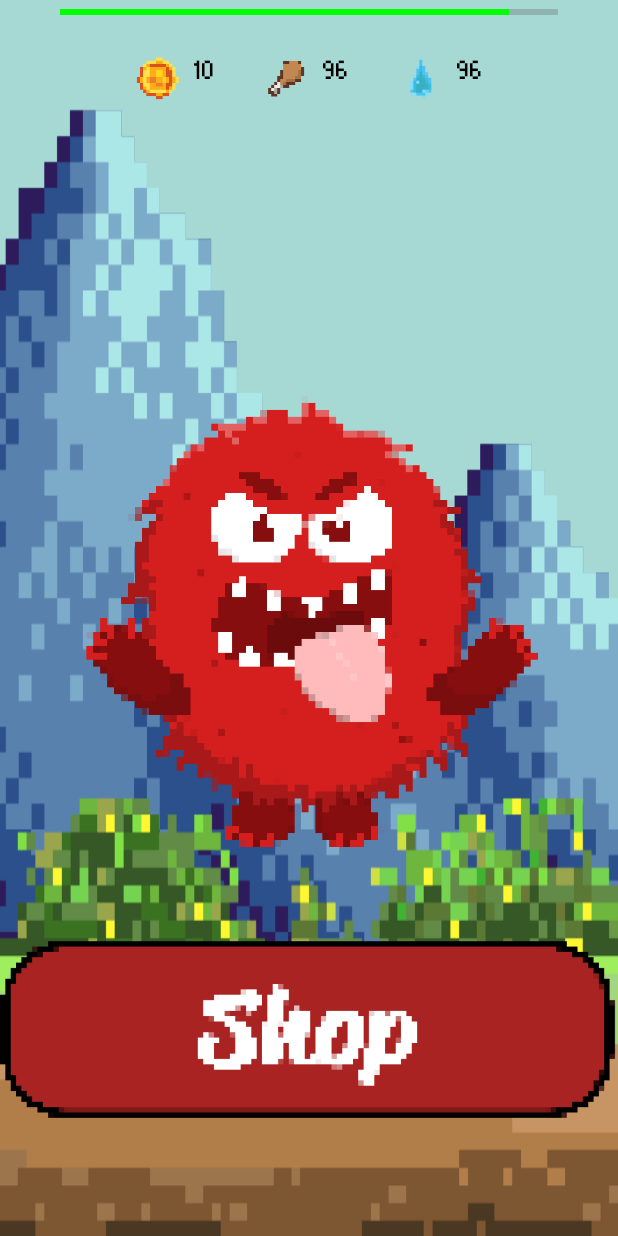
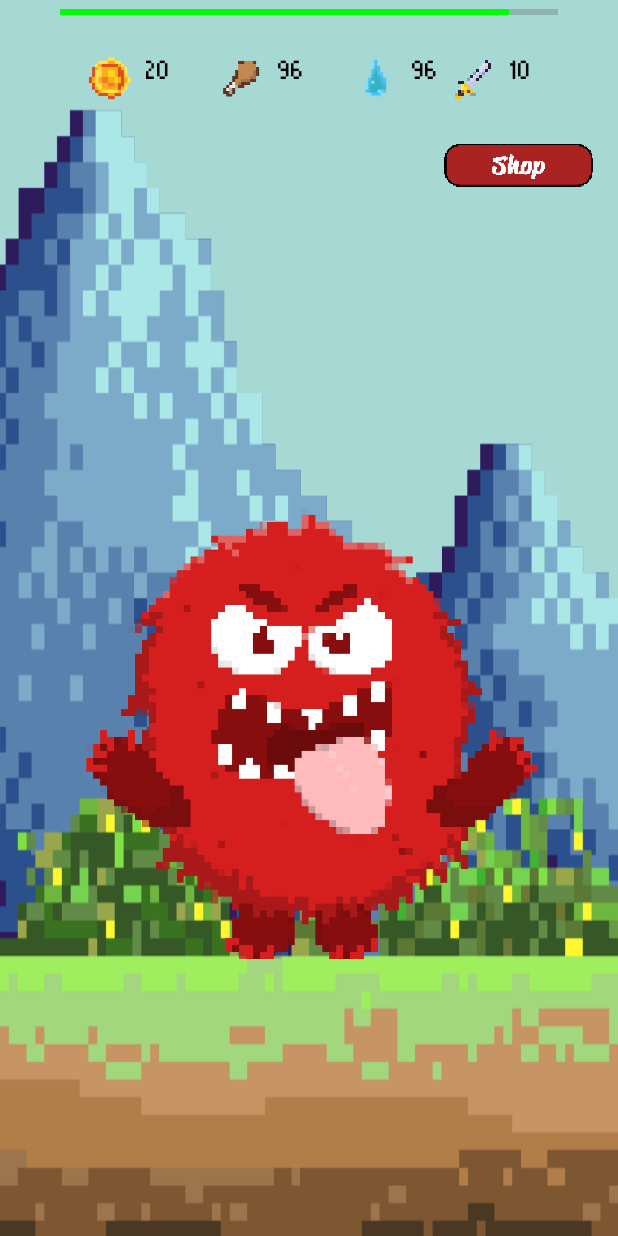
Before and after one commit to TonYacapin/MonsterClicker, an Android app: the screen it shows after launch (MainActivity), after a tap on an icon or button, on a phone screen of 412 x 824 dp. Run offline under Robolectric (Android 15) with nearby library versions, the light colour scheme and no system bars.

Commit message:
Added Attack Damage

```diff
--- a/app/src/main/java/com/example/monterclicker/DBHelper.java
+++ b/app/src/main/java/com/example/monterclicker/DBHelper.java
@@ -1,6 +1,8 @@
 package com.example.monterclicker;
 
+import android.content.ContentValues;
 import android.content.Context;
+import android.database.Cursor;
 import android.database.sqlite.SQLiteDatabase;
 import android.database.sqlite.SQLiteOpenHelper;
 
@@ -20,7 +22,8 @@ public class DBHelper extends SQLiteOpenHelper {
                 "id INTEGER PRIMARY KEY, " +
                 "coins INTEGER, " +
                 "hunger INTEGER, " +
-                "thirst INTEGER)");
+                "thirst INTEGER, " +
+                "damage INTEGER)");
 
         // Create items table
         db.execSQL("CREATE TABLE items (" +
@@ -44,11 +47,10 @@ public class DBHelper extends SQLiteOpenHelper {
                 "new_power INTEGER)");
 
         // Insert initial data into user table
-        db.execSQL("INSERT INTO user (id, coins, hunger, thirst) VALUES (1, 0, 100, 100)");
+        db.execSQL("INSERT INTO user (id, coins, hunger, thirst, damage) VALUES (1, 0, 100, 100, 10)");
 
         // Insert initial data into items table
-        db.execSQL("INSERT INTO items (name, cost, type) VALUES ('Sword', 100, 'weapon_upgrade')");
-        db.execSQL("INSERT INTO items (name, cost, type) VALUES ('Shield', 150, 'weapon_upgrade')");
+        db.execSQL("INSERT INTO items (name, cost, type) VALUES ('Sword', 100, 'weapon_upgrade')");;
         db.execSQL("INSERT INTO items (name, cost, type) VALUES ('Food', 50, 'food')");
         db.execSQL("INSERT INTO items (name, cost, type) VALUES ('Water', 30, 'water')");
 
@@ -69,16 +71,58 @@ public class DBHelper extends SQLiteOpenHelper {
         onCreate(db);
     }
 
-    // Method to upgrade a weapon
-    public void upgradeWeapon(int weaponId, int newLevel, int newPower, int cost) {
-        SQLiteDatabase db = this.getWritableDatabase();
-        db.execSQL("UPDATE weapons SET level = ?, power = ? WHERE id = ?", new Object[]{newLevel, newPower, weaponId});
-        db.execSQL("UPDATE user SET coins = coins - ? WHERE id = 1", new Object[]{cost});
+    public int getWeaponPower(int weaponId) {
+        SQLiteDatabase db = this.getReadableDatabase();
+        Cursor cursor = db.rawQuery("SELECT power FROM weapons WHERE id = ?", new String[]{String.valueOf(weaponId)});
+        int power = 0;
+        if (cursor != null && cursor.moveToFirst()) {
+            power = cursor.getInt(cursor.getColumnIndexOrThrow("power"));
+            cursor.close();
+        }
+        return power;
     }
 
-    // Method to update hunger and thirst levels
+    public WeaponUpgrade getWeaponUpgrade() {
+        SQLiteDatabase db = this.getReadableDatabase();
+        Cursor cursor = db.rawQuery("SELECT cost, new_level, new_power FROM weapon_upgrades WHERE id = 1", null);
+        WeaponUpgrade upgrade = null;
+        if (cursor != null && cursor.moveToFirst()) {
+            int cost = cursor.getInt(cursor.getColumnIndexOrThrow("cost"));
+            int newLevel = cursor.getInt(cursor.getColumnIndexOrThrow("new_level"));
+            int newPower = cursor.getInt(cursor.getColumnIndexOrThrow("new_power"));
+            upgrade = new WeaponUpgrade(1, cost, newLevel, newPower); // Assuming WeaponUpgrade constructor requires an ID
+            cursor.close();
+        }
+        return upgrade;
+    }
+
+    public void upgradeWeapon(int newPower) {
+        SQLiteDatabase db = this.getWritableDatabase();
+        ContentValues values = new ContentValues();
+        values.put("power", newPower);
+        db.update("weapons", values, "id = 1", null); // Assuming the weapon ID is always 1
+    }
+
     public void updateHungerThirst(int hunger, int thirst) {
         SQLiteDatabase db = this.getWritableDatabase();
         db.execSQL("UPDATE user SET hunger = ?, thirst = ? WHERE id = 1", new Object[]{hunger, thirst});
     }
+
+    public void updateUserDamage(int newDamage) {
+        SQLiteDatabase db = this.getWritableDatabase();
+        ContentValues values = new ContentValues();
+        values.put("damage", newDamage);
+        db.update("user", values, "id = ?", new String[]{String.valueOf(1)});
+    }
+
+    public int getUserDamage() {
+        SQLiteDatabase db = this.getReadableDatabase();
+        Cursor cursor = db.rawQuery("SELECT damage FROM user WHERE id = 1", null);
+        int damage = 0;
+        if (cursor != null && cursor.moveToFirst()) {
+            damage = cursor.getInt(cursor.getColumnIndexOrThrow("damage"));
+            cursor.close();
+        }
+        return damage;
+    }
 }
--- a/app/src/main/java/com/example/monterclicker/MainActivity.java
+++ b/app/src/main/java/com/example/monterclicker/MainActivity.java
@@ -25,14 +25,18 @@ public class MainActivity extends AppCompatActivity {
     private TextView hungerTextView;
     private TextView thirstTextView;
     private TextView attackIndicatorTextView;
-    private int monsterHealth = 100; // Initial monster health
+    private TextView damageIndicatorTextView;
+    private int monsterHealth;
     private int currentMonster = 1;
     private int coins;
-    private int hunger = 100; // Initial hunger level
-    private int thirst = 100; // Initial thirst level
+    private int hunger = 100;
+    private int thirst = 100;
     private SQLiteDatabase db;
     private MediaPlayer bgMediaPlayer;
     private MediaPlayer dieMediaPlayer;
+    private int baseMonsterHealth = 100;
+    private int baseMonsterCoins = 10;
+    private int weaponDamage = 10;
 
     @Override
     protected void onCreate(Bundle savedInstanceState) {
@@ -45,48 +49,47 @@ public class MainActivity extends AppCompatActivity {
         hungerTextView = findViewById(R.id.hungerTextView);
         thirstTextView = findViewById(R.id.thirstTextView);
         attackIndicatorTextView = findViewById(R.id.attackIndicatorTextView);
+        damageIndicatorTextView = findViewById(R.id.damageIndicatorTextView);
 
         ImageView shopButton = findViewById(R.id.shopButton);
 
-        // Load pixelated font
         Typeface pixelFont = ResourcesCompat.getFont(this, R.font.pixelated_font);
         coinTextView.setTypeface(pixelFont);
         hungerTextView.setTypeface(pixelFont);
         thirstTextView.setTypeface(pixelFont);
         attackIndicatorTextView.setTypeface(pixelFont);
+        damageIndicatorTextView.setTypeface(pixelFont);
 
         DBHelper dbHelper = new DBHelper(this);
         db = dbHelper.getWritableDatabase();
 
-        loadGame(); // Load game data including coins, hunger, and thirst
-        updateMonsterHealthBar();
+        loadGame();
+        updateMonsterStats();
         updateHungerThirst();
 
-        // Start playing background music
         bgMediaPlayer = MediaPlayer.create(this, R.raw.bgmusic);
         bgMediaPlayer.setLooping(true);
         bgMediaPlayer.start();
 
-        // Initialize MediaPlayer for monster die sound
         dieMediaPlayer = MediaPlayer.create(this, R.raw.monsterdie);
 
-        // Load the shrink animation
         final Animation shrinkAnimation = AnimationUtils.loadAnimation(this, R.anim.shrink);
 
         monsterImage.setOnClickListener(new View.OnClickListener() {
             @Override
             public void onClick(View v) {
-                monsterImage.startAnimation(shrinkAnimation); // Start the animation
-                monsterHealth -= 10; // Decrease health by 10 on each click
-                addCoins(10); // Base amount is 5 coins
+                monsterImage.startAnimation(shrinkAnimation);
+                int damage = dbHelper.getUserDamage(); // Get damage from user
+                monsterHealth -= damage;
+                addCoins(10);
                 if (monsterHealth <= 0) {
                     playMonsterDieSound();
-                    spawnNextMonster();
-                    addCoins(20); // Example: add 20 coins for defeating a monster
+                    handleProgression(); // Handle progression when monster is defeated
                 }
                 updateMonsterHealthBar();
-                updateHungerThirst(); // Decrease hunger and thirst with each click
+                updateHungerThirst();
                 updateAttackIndicator();
+                updateDamageIndicator(damage);
             }
         });
 
@@ -99,17 +102,44 @@ public class MainActivity extends AppCompatActivity {
         });
     }
 
+    private void updateDamageIndicator(int damage) {
+        damageIndicatorTextView.setText(String.valueOf(damage));
+    }
+    private void updateMonsterStats() {
+        monsterHealth = calculateMonsterHealth();
+        updateMonsterHealthBar();
+    }
+
+
+
     @Override
     protected void onResume() {
         super.onResume();
-        // Reload game data when returning to MainActivity
         loadGame();
+        if (bgMediaPlayer != null && !bgMediaPlayer.isPlaying()) {
+            bgMediaPlayer.start();
+        }
+    }
+
+    @Override
+    protected void onPause() {
+        super.onPause();
+        if (bgMediaPlayer != null && bgMediaPlayer.isPlaying()) {
+            bgMediaPlayer.pause();
+        }
+    }
+
+    @Override
+    protected void onStop() {
+        super.onStop();
+        if (bgMediaPlayer != null && bgMediaPlayer.isPlaying()) {
+            bgMediaPlayer.pause();
+        }
     }
 
     @Override
     protected void onDestroy() {
         super.onDestroy();
-        // Release MediaPlayer resources
         if (bgMediaPlayer != null) {
             bgMediaPlayer.release();
             bgMediaPlayer = null;
@@ -126,16 +156,30 @@ public class MainActivity extends AppCompatActivity {
         }
     }
 
+    private void handleProgression() {
+        spawnNextMonster();
+        updateMonsterStats();
+    }
+
     private void spawnNextMonster() {
         currentMonster++;
         if (currentMonster > 5) {
             currentMonster = 1;
         }
-        int monsterResId = getResources().getIdentifier("monster" + currentMonster, "drawable", getPackageName());
+        int monsterResId = getResources().getIdentifier("monster" +
+                currentMonster, "drawable", getPackageName());
         monsterImage.setImageResource(monsterResId);
-        monsterHealth = 100 * currentMonster; // Example: reset monster health
-        updateMonsterHealthBar(); // Update the monster health bar
-        Toast.makeText(this, "New monster spawned!", Toast.LENGTH_SHORT).show();
+        monsterHealth = calculateMonsterHealth();
+        updateMonsterHealthBar();
+
+    }
+
+    private int calculateMonsterHealth() {
+        return baseMonsterHealth * currentMonster * (weaponDamage / 10);
+    }
+
+    private int calculateMonsterCoins() {
+        return baseMonsterCoins * currentMonster;
     }
 
     private void loadGame() {
@@ -145,7 +189,7 @@ public class MainActivity extends AppCompatActivity {
             hunger = cursor.getInt(cursor.getColumnIndexOrThrow("hunger"));
             thirst = cursor.getInt(cursor.getColumnIndexOrThrow("thirst"));
             updateCoinText();
-            updateHungerThirst(); // Update hunger and thirst views when reloading game
+            updateHungerThirst();
         }
         cursor.close();
     }
@@ -153,9 +197,10 @@ public class MainActivity extends AppCompatActivity {
     private void addCoins(int baseAmount) {
         int finalAmount = baseAmount;
         if (hunger == 0 || thirst == 0) {
-            finalAmount = (int) (baseAmount * 0.10); // Reduce coins by 50% if hunger or thirst is zero
+            finalAmount = (int) (baseAmount * 0.10);
         }
         coins += finalAmount;
+        coins += calculateMonsterCoins();
         ContentValues values = new ContentValues();
         values.put("coins", coins);
         db.update("user", values, "id = 1", null);
@@ -178,7 +223,6 @@ public class MainActivity extends AppCompatActivity {
         hungerTextView.setText(String.valueOf(hunger));
         thirstTextView.setText(String.valueOf(thirst));
 
-        // Update hunger and thirst values in the database
         DBHelper dbHelper = new DBHelper(this);
         dbHelper.updateHungerThirst(hunger, thirst);
     }
--- a/app/src/main/res/layout/activity_main.xml
+++ b/app/src/main/res/layout/activity_main.xml
@@ -5,6 +5,8 @@
     tools:context=".MainActivity">
 
     <!-- Background Image -->
+
+    <!-- Monster Health Bar -->
     <ImageView
         android:id="@+id/background"
         android:layout_width="match_parent"
@@ -12,7 +14,6 @@
         android:scaleType="fitXY"
         android:src="@drawable/background" />
 
-    <!-- Monster Health Bar -->
     <ProgressBar
         android:id="@+id/monsterHealthBar"
         style="?android:attr/progressBarStyleHorizontal"
@@ -94,7 +95,27 @@
             android:textColor="#000"
             android:layout_marginStart="8dp"
             android:fontFamily="@font/pixelated_font" />
+
+        <!-- Damage Indicator Image -->
+        <ImageView
+            android:id="@+id/damageIndicatorImageView"
+            android:layout_width="32dp"
+            android:layout_height="32dp"
+            android:src="@drawable/weapon"
+            android:layout_marginStart="8dp" />
+
+        <!-- Damage Indicator Text -->
+        <TextView
+            android:id="@+id/damageIndicatorTextView"
+            android:layout_width="wrap_content"
+            android:layout_height="wrap_content"
+            android:text="0"
+            android:textSize="18sp"
+            android:textColor="#000"
+            android:layout_marginStart="8dp"
+            android:fontFamily="@font/pixelated_font" />
     </LinearLayout>
+
 
     <!-- Attack Indicator -->
     <TextView
@@ -115,16 +136,20 @@
         android:id="@+id/monsterImage"
         android:layout_width="339dp"
         android:layout_height="380dp"
-        android:layout_centerInParent="true"
+        android:layout_below="@id/attackIndicatorTextView"
+        android:layout_centerHorizontal="true"
+        android:layout_marginTop="200dp"
         android:src="@drawable/monster1" />
+
 
     <!-- Shop Button -->
     <ImageView
         android:id="@+id/shopButton"
-        android:layout_width="wrap_content"
-        android:layout_height="wrap_content"
-        android:layout_alignParentBottom="true"
-        android:layout_centerHorizontal="true"
-        android:layout_marginBottom="16dp"
+        android:layout_width="100dp"
+        android:layout_height="100dp"
+        android:layout_alignParentTop="true"
+        android:layout_alignParentEnd="true"
+        android:layout_marginTop="60dp"
+        android:layout_marginEnd="16dp"
         android:src="@drawable/shopbutton" />
 </RelativeLayout>
```
Also changed, not shown: app/src/main/java/com/example/monterclicker/ShopActivity.java (+42 -28 lines), app/src/main/java/com/example/monterclicker/WeaponUpgrade.java (added, +47 -0 lines), app/src/main/res/layout/activity_shop.xml (+11 -0 lines).
